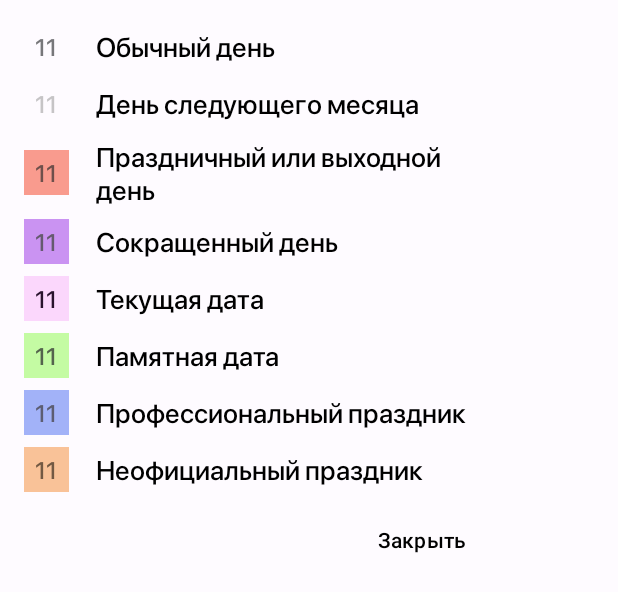
After one commit to plumsoftware/ru-calendar, an Android app: the layout info_layout.xml on its own in the app's theme, with its tools: preview values and no code run, on a phone screen of 412 x 824 dp. The commit adds this screen. Shown: the top 592 px of the screen. Run offline under Robolectric (Android 15) with nearby library versions, the phone set to English and light mode, and no system bars; Roboto replaces fonts that are not available here.

Commit message:
много [^] РСЯ [+] Информация о событии

```diff
--- a/app/src/main/java/com/plumsoftware/rucalendar/activities/MainActivity.java
+++ b/app/src/main/java/com/plumsoftware/rucalendar/activities/MainActivity.java
@@ -19,6 +19,7 @@ import android.util.TypedValue;
 import android.view.View;
 import android.view.ViewTreeObserver;
 import android.view.WindowManager;
+import android.widget.ImageView;
 
 /**
  import org.naishadhparmar.zcustomcalendar.CustomCalendar;
@@ -29,6 +30,7 @@ import com.airbnb.lottie.LottieAnimationView;
 import com.google.android.material.appbar.AppBarLayout;
 import com.plumsoftware.rucalendar.adapters.CelebrationAdapter;
 import com.plumsoftware.rucalendar.config.AdsConfig;
+import com.plumsoftware.rucalendar.dialog.InfoDialog;
 import com.plumsoftware.rucalendar.dialog.ProgressDialog;
 import com.plumsoftware.rucalendar.events.CelebrationItem;
 import com.plumsoftware.rucalendar.events.Celebrations;
@@ -73,6 +75,7 @@ public class MainActivity extends AppCompatActivity implements OnNavigationButto
     protected HashMap<Integer, Object> mapDateToDesc;
     protected Calendar calendar, extraCalendar;
     protected SwipeRefreshLayout swipeRefreshLayout;
+    protected ImageView infoImageView;
 
     private ProgressDialog progressDialog = new ProgressDialog();
     private final double TABLET_SCREEN_SIZE_THRESHOLD = 7.0;
@@ -202,12 +205,14 @@ public class MainActivity extends AppCompatActivity implements OnNavigationButto
         myCustomCalendar = (MyCustomCalendar) activity.findViewById(R.id.custom_calendar);
         swipeRefreshLayout = (SwipeRefreshLayout) activity.findViewById(R.id.refreshLayout);
         RecyclerView recyclerView = (RecyclerView) activity.findViewById(R.id.recyclerView);
+        infoImageView = activity.findViewById(R.id.infoImageView);
         animationView = (LottieAnimationView) activity.findViewById(R.id.animationView);
         nestedScrollView = (NestedScrollView) findViewById(R.id.nestedScrollView);
         appBarLayout = (AppBarLayout) findViewById(R.id.appbar);
 //        TextView textView = (TextView) activity.findViewById(R.id.textView);
         HashMap<Object, Property> mapDescToProp = new HashMap<>();
         List<CelebrationItem> celebrations = new ArrayList<>();
+        InfoDialog infoDialog = new InfoDialog(context);
 //        b = countryCode.equals("ru");
 
 //        if (!countryCode.equals("ru") && !countryCode.equals("kz") && !countryCode.equals("ua") && !countryCode.equals("by")) {
@@ -621,6 +626,10 @@ public class MainActivity extends AppCompatActivity implements OnNavigationButto
 //            String extraYearLinkPast = new Link().buildYearLink(extraCalendar.get(Calendar.YEAR) - 1, countryCode, 1, 0, 0);
 //            new ExtraDataCalendarClickPast(extraCalendar.get(Calendar.YEAR) - 1).execute(extraYearLinkPast);
 //        }
+
+        infoImageView.setOnClickListener(view -> {
+            infoDialog.show();
+        });
     }
 
     @Override
--- /dev/null
+++ b/app/src/main/java/com/plumsoftware/rucalendar/dialog/InfoDialog.java
@@ -0,0 +1,35 @@
+package com.plumsoftware.rucalendar.dialog;
+
+import android.app.Dialog;
+import android.content.Context;
+import android.view.Gravity;
+import android.view.LayoutInflater;
+import android.view.View;
+import android.view.WindowManager;
+import android.widget.Button;
+
+import androidx.annotation.NonNull;
+
+import com.plumsoftware.rucalendar.R;
+
+public class InfoDialog extends Dialog {
+    public InfoDialog(@NonNull Context context) {
+        super(context);
+
+        WindowManager.LayoutParams params = getWindow().getAttributes();
+        params.gravity = Gravity.CENTER;
+        params.width = 350;
+        getWindow().setAttributes(params);
+
+        setCancelable(true);
+        setOnCancelListener(null);
+        setTitle(null);
+
+        View view = LayoutInflater.from(context).inflate(R.layout.info_layout, findViewById(R.id.infoL), false);
+
+        Button closeInfoDialog = view.findViewById(R.id.closeInfoDialog);
+        closeInfoDialog.setOnClickListener(view_ -> this.dismiss());
+
+        setContentView(view);
+    }
+}
--- /dev/null
+++ b/app/src/main/res/drawable/info.xml
@@ -0,0 +1,38 @@
+<vector xmlns:android="http://schemas.android.com/apk/res/android"
+    android:width="14dp"
+    android:height="14dp"
+    android:viewportWidth="14"
+    android:viewportHeight="14">
+  <group>
+    <clip-path
+        android:pathData="M0,0h14v14h-14z"/>
+    <path
+        android:strokeWidth="1"
+        android:pathData="M7,13.5C10.59,13.5 13.5,10.59 13.5,7C13.5,3.41 10.59,0.5 7,0.5C3.41,0.5 0.5,3.41 0.5,7C0.5,10.59 3.41,13.5 7,13.5Z"
+        android:strokeLineJoin="round"
+        android:fillColor="#00000000"
+        android:strokeColor="#000001"
+        android:strokeLineCap="round"/>
+    <path
+        android:strokeWidth="1"
+        android:pathData="M5.5,5.5C5.5,5.203 5.588,4.913 5.753,4.667C5.918,4.42 6.152,4.228 6.426,4.114C6.7,4.001 7.002,3.971 7.293,4.029C7.584,4.087 7.851,4.23 8.061,4.439C8.27,4.649 8.413,4.916 8.471,5.207C8.529,5.498 8.499,5.8 8.386,6.074C8.272,6.348 8.08,6.582 7.833,6.747C7.587,6.912 7.297,7 7,7V8"
+        android:strokeLineJoin="round"
+        android:fillColor="#00000000"
+        android:strokeColor="#000001"
+        android:strokeLineCap="round"/>
+    <path
+        android:strokeWidth="1"
+        android:pathData="M7,10.5C6.862,10.5 6.75,10.388 6.75,10.25C6.75,10.112 6.862,10 7,10"
+        android:strokeLineJoin="round"
+        android:fillColor="#00000000"
+        android:strokeColor="#000001"
+        android:strokeLineCap="round"/>
+    <path
+        android:strokeWidth="1"
+        android:pathData="M7,10.5C7.138,10.5 7.25,10.388 7.25,10.25C7.25,10.112 7.138,10 7,10"
+        android:strokeLineJoin="round"
+        android:fillColor="#00000000"
+        android:strokeColor="#000001"
+        android:strokeLineCap="round"/>
+  </group>
+</vector>
--- /dev/null
+++ b/app/src/main/res/layout/info_layout.xml
@@ -0,0 +1,237 @@
+<?xml version="1.0" encoding="utf-8"?>
+<LinearLayout xmlns:android="http://schemas.android.com/apk/res/android"
+    android:id="@+id/infoL"
+    android:layout_width="350dp"
+    android:layout_height="wrap_content"
+    android:layout_weight="1"
+    android:orientation="vertical"
+    android:padding="16dp">
+
+    <!-- Элемент 1 -->
+    <LinearLayout
+        android:layout_width="match_parent"
+        android:layout_height="wrap_content"
+        android:layout_gravity="center_vertical"
+        android:layout_marginBottom="8dp"
+        android:layout_weight="1"
+        android:gravity="center_vertical|start"
+        android:orientation="horizontal">
+
+        <include layout="@layout/default_layout" />
+
+        <TextView
+            android:id="@+id/tv1"
+            android:layout_width="match_parent"
+            android:layout_height="wrap_content"
+            android:layout_gravity="center_vertical"
+            android:fontFamily="@font/sf_pro_display_medium"
+            android:gravity="center_vertical"
+            android:paddingHorizontal="18dp"
+            android:paddingTop="0dp"
+            android:text="Обычный день"
+            android:textAlignment="viewStart"
+            android:textColor="#000"
+            android:textSize="18sp" />
+    </LinearLayout>
+
+    <!-- Элемент 2 -->
+    <LinearLayout
+        android:layout_width="match_parent"
+        android:layout_height="wrap_content"
+        android:layout_gravity="center_vertical"
+        android:layout_marginBottom="8dp"
+        android:layout_weight="1"
+        android:gravity="center_vertical|start"
+        android:orientation="horizontal">
+
+        <include layout="@layout/unavailable_layout" />
+
+        <TextView
+            android:id="@+id/tv2"
+            android:layout_width="match_parent"
+            android:layout_height="wrap_content"
+            android:layout_gravity="center_vertical"
+            android:fontFamily="@font/sf_pro_display_medium"
+            android:gravity="center_vertical"
+            android:paddingHorizontal="18dp"
+            android:paddingTop="0dp"
+            android:text="День следующего месяца"
+            android:textAlignment="viewStart"
+            android:textColor="#000"
+            android:textSize="18sp" />
+    </LinearLayout>
+
+    <!-- Элемент 3 -->
+    <LinearLayout
+        android:layout_width="match_parent"
+        android:layout_height="wrap_content"
+        android:layout_gravity="center_vertical"
+        android:layout_marginBottom="8dp"
+        android:layout_weight="1"
+        android:gravity="center_vertical|start"
+        android:orientation="horizontal">
+
+        <include layout="@layout/holiday_layout" />
+
+        <TextView
+            android:id="@+id/tv3"
+            android:layout_width="match_parent"
+            android:layout_height="wrap_content"
+            android:layout_gravity="center_vertical"
+            android:fontFamily="@font/sf_pro_display_medium"
+            android:gravity="center_vertical"
+            android:paddingHorizontal="18dp"
+            android:paddingTop="0dp"
+            android:text="Праздничный или выходной день"
+            android:textAlignment="viewStart"
+            android:textColor="#000"
+            android:textSize="18sp" />
+    </LinearLayout>
+
+    <!-- Элемент 4 -->
+    <LinearLayout
+        android:layout_width="match_parent"
+        android:layout_height="wrap_content"
+        android:layout_gravity="center_vertical"
+        android:layout_marginBottom="8dp"
+        android:layout_weight="1"
+        android:gravity="center_vertical|start"
+        android:orientation="horizontal">
+
+        <include layout="@layout/short_layout" />
+
+        <TextView
+            android:id="@+id/tv4"
+            android:layout_width="match_parent"
+            android:layout_height="wrap_content"
+            android:layout_gravity="center_vertical"
+            android:fontFamily="@font/sf_pro_display_medium"
+            android:gravity="center_vertical"
+            android:paddingHorizontal="18dp"
+            android:paddingTop="0dp"
+            android:text="Сокращенный день"
+            android:textAlignment="viewStart"
+            android:textColor="#000"
+            android:textSize="18sp" />
+    </LinearLayout>
+
+    <!-- Элемент 5 -->
+    <LinearLayout
+        android:layout_width="match_parent"
+        android:layout_height="wrap_content"
+        android:layout_gravity="center_vertical"
+        android:layout_marginBottom="8dp"
+        android:layout_weight="1"
+        android:gravity="center_vertical|start"
+        android:orientation="horizontal">
+
+        <include layout="@layout/current_layout" />
+
+        <TextView
+            android:id="@+id/tv5"
+            android:layout_width="match_parent"
+            android:layout_height="wrap_content"
+            android:layout_gravity="center_vertical"
+            android:fontFamily="@font/sf_pro_display_medium"
+            android:gravity="center_vertical"
+            android:paddingHorizontal="18dp"
+            android:paddingTop="0dp"
+            android:text="Текущая дата"
+            android:textAlignment="viewStart"
+            android:textColor="#000"
+            android:textSize="18sp" />
+    </LinearLayout>
+
+    <!-- Элемент 6 -->
+    <LinearLayout
+        android:layout_width="match_parent"
+        android:layout_height="wrap_content"
+        android:layout_gravity="center_vertical"
+        android:layout_marginBottom="8dp"
+        android:layout_weight="1"
+        android:gravity="center_vertical|start"
+        android:orientation="horizontal">
+
+        <include layout="@layout/memory_date_view" />
+
+        <TextView
+            android:id="@+id/tv6"
+            android:layout_width="match_parent"
+            android:layout_height="wrap_content"
+            android:layout_gravity="center_vertical"
+            android:fontFamily="@font/sf_pro_display_medium"
+            android:gravity="center_vertical"
+            android:paddingHorizontal="18dp"
+            android:paddingTop="0dp"
+            android:text="Памятная дата"
+            android:textAlignment="viewStart"
+            android:textColor="#000"
+            android:textSize="18sp" />
+    </LinearLayout>
+
+    <!-- Элемент 7 -->
+    <LinearLayout
+        android:layout_width="match_parent"
+        android:layout_height="wrap_content"
+        android:layout_gravity="center_vertical"
+        android:layout_marginBottom="8dp"
+        android:layout_weight="1"
+        android:gravity="center_vertical|start"
+        android:orientation="horizontal">
+
+        <include layout="@layout/prof_view" />
+
+        <TextView
+            android:id="@+id/tv7"
+            android:layout_width="match_parent"
+            android:layout_height="wrap_content"
+            android:layout_gravity="center_vertical"
+            android:fontFamily="@font/sf_pro_display_medium"
+            android:gravity="center_vertical"
+            android:paddingHorizontal="18dp"
+            android:paddingTop="0dp"
+            android:text="Профессиональный праздник"
+            android:textAlignment="viewStart"
+            android:textColor="#000"
+            android:textSize="18sp" />
+
+    </LinearLayout>
+
+    <!-- Элемент 8 -->
+    <LinearLayout
+        android:layout_width="match_parent"
+        android:layout_height="wrap_content"
+        android:layout_gravity="center_vertical"
+        android:layout_marginBottom="8dp"
+        android:layout_weight="1"
+        android:gravity="center_vertical|start"
+        android:orientation="horizontal">
+
+        <include layout="@layout/not_off_holiday_view" />
+
+        <TextView
+            android:id="@+id/tv8"
+            android:layout_width="match_parent"
+            android:layout_height="wrap_content"
+            android:layout_gravity="center_vertical"
+            android:fontFamily="@font/sf_pro_display_medium"
+            android:gravity="center_vertical"
+            android:paddingHorizontal="18dp"
+            android:paddingTop="0dp"
+            android:text="Неофициальный праздник"
+            android:textAlignment="viewStart"
+            android:textColor="#000"
+            android:textSize="18sp" />
+    </LinearLayout>
+
+    <Button
+        android:id="@+id/closeInfoDialog"
+        android:layout_width="match_parent"
+        android:layout_height="wrap_content"
+        android:layout_gravity="end"
+        android:layout_weight="0"
+        android:background="#00FFFFFF"
+        android:gravity="center_vertical|end"
+        android:text="Закрыть"
+        android:textColor="#000" />
+</LinearLayout>
--- a/app/src/main/res/layout/menu_layout.xml
+++ b/app/src/main/res/layout/menu_layout.xml
@@ -65,6 +65,14 @@
             android:layout_height="match_parent"
             android:orientation="vertical">
 
+            <ImageView
+                android:id="@+id/infoImageView"
+                android:layout_width="wrap_content"
+                android:layout_height="wrap_content"
+                android:layout_marginStart="10dp"
+                android:padding="10dp"
+                android:src="@drawable/info" />
+
             <androidx.recyclerview.widget.RecyclerView
                 android:id="@+id/recyclerView"
                 android:layout_width="match_parent"
```
Also changed, not shown: app/build.gradle (+5 -5 lines).
